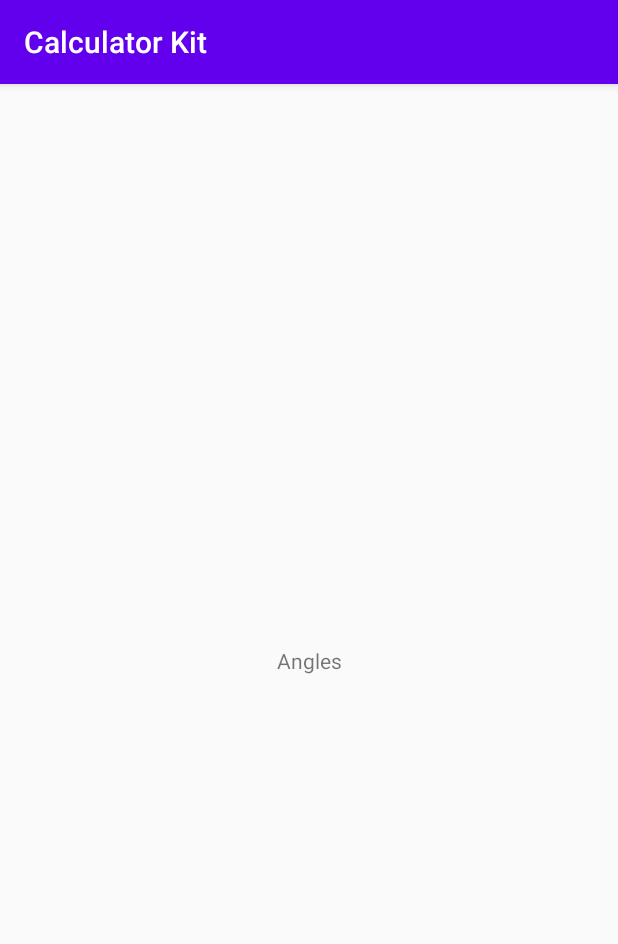
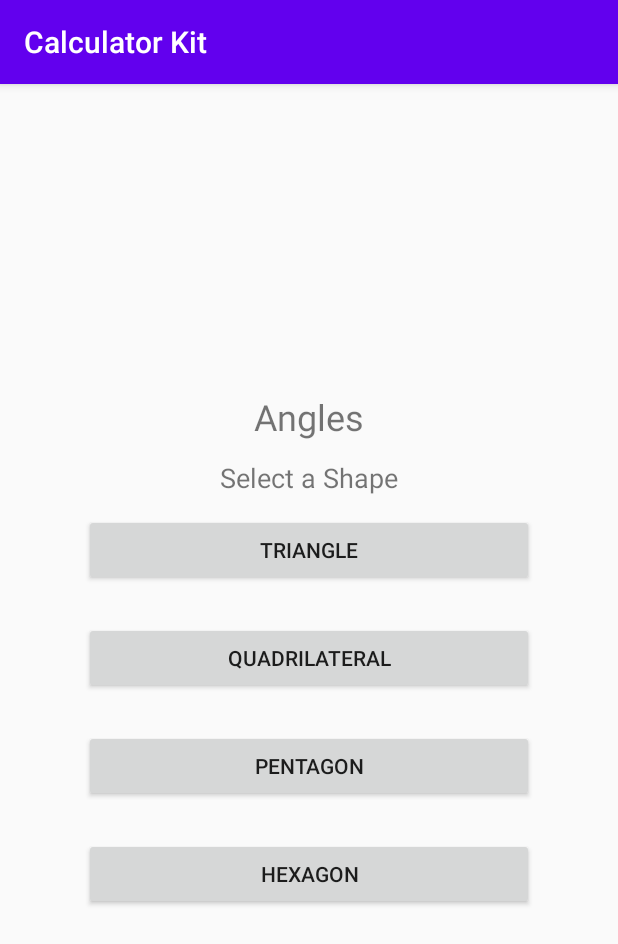
Before and after one commit to Joel5212/Calculator-Kit, an Android app: the AnglesActivity screen opened directly, with no data from a screen before it, on a phone screen of 412 x 824 dp. Shown: the top 944 px of the screen. Run offline under Robolectric (Android 15) with nearby library versions, the phone set to English and light mode, and no system bars.

Commit message:
Added buttons and screens for Angles Calculator; refactored onClickListeners

```diff
--- a/app/src/main/AndroidManifest.xml
+++ b/app/src/main/AndroidManifest.xml
@@ -24,6 +24,10 @@
         <activity android:name=".IntersectionsActivity"></activity>
         <activity android:name=".DistanceActivity"></activity>
         <activity android:name=".AnglesActivity"></activity>
+        <activity android:name=".AnglesTriangleActivity"></activity>
+        <activity android:name=".AnglesQuadrilateralActivity"></activity>
+        <activity android:name=".AnglesPentagonActivity"></activity>
+        <activity android:name=".AnglesHexagonActivity"></activity>
     </application>
 
 </manifest>
--- a/app/src/main/java/group1/android/calculatorkit/AnglesActivity.java
+++ b/app/src/main/java/group1/android/calculatorkit/AnglesActivity.java
@@ -1,13 +1,48 @@
 package group1.android.calculatorkit;
 
+import android.app.Activity;
+import android.content.Intent;
 import android.os.Bundle;
 import android.support.annotation.Nullable;
 import android.support.v7.app.AppCompatActivity;
+import android.view.View;
+import android.widget.Button;
 
 public class AnglesActivity extends AppCompatActivity {
+
+    Button btnAnglesTriangle;
+    Button btnAnglesQuadrilateral;
+    Button btnAnglesPentagon;
+    Button btnAnglesHexagon;
+
     @Override
     protected void onCreate(@Nullable Bundle savedInstanceState) {
         super.onCreate(savedInstanceState);
         setContentView(R.layout.activity_angles);
+
+        btnAnglesTriangle = findViewById(R.id.btnAngleTriangle);
+        btnAnglesQuadrilateral = findViewById(R.id.btnAngleQuadrilateral);
+        btnAnglesPentagon = findViewById(R.id.btnAnglePentagon);
+        btnAnglesHexagon = findViewById(R.id.btnAngleHexagon);
+
+        btnAnglesTriangle.setOnClickListener(v -> {
+            Intent i = new Intent(AnglesActivity.this, AnglesTriangleActivity.class);
+            startActivity(i);
+        });
+
+        btnAnglesQuadrilateral.setOnClickListener(v -> {
+            Intent i = new Intent(AnglesActivity.this, AnglesQuadrilateralActivity.class);
+            startActivity(i);
+        });
+
+        btnAnglesPentagon.setOnClickListener(v -> {
+            Intent i = new Intent(AnglesActivity.this, AnglesPentagonActivity.class);
+            startActivity(i);
+        });
+
+        btnAnglesHexagon.setOnClickListener(v -> {
+            Intent i = new Intent(AnglesActivity.this, AnglesHexagonActivity.class);
+            startActivity(i);
+        });
     }
 }
--- /dev/null
+++ b/app/src/main/res/layout-land/activity_angles.xml
@@ -0,0 +1,66 @@
+<?xml version="1.0" encoding="utf-8"?>
+<LinearLayout xmlns:android="http://schemas.android.com/apk/res/android"
+    xmlns:tools="http://schemas.android.com/tools"
+    android:layout_width="match_parent"
+    android:layout_height="match_parent"
+    android:gravity="center"
+    android:orientation="vertical">
+
+    <TextView
+        android:layout_width="wrap_content"
+        android:layout_height="wrap_content"
+        android:layout_gravity="center_horizontal"
+        android:layout_marginBottom="12dp"
+        android:textSize="24dp"
+        android:text="@string/angles" />
+
+    <TextView
+        android:layout_width="wrap_content"
+        android:layout_height="wrap_content"
+        android:gravity="center"
+        android:textSize="18dp"
+        android:text="@string/select_a_shape" />
+
+
+    <LinearLayout
+        android:layout_width="wrap_content"
+        android:layout_height="wrap_content"
+        android:layout_gravity="center_vertical|center_horizontal">
+
+        <Button
+            android:id="@+id/btnAngleTriangle"
+            android:layout_width="300dp"
+            android:layout_height="wrap_content"
+            android:layout_margin="12dp"
+            android:text="@string/triangle" />
+
+        <Button
+            android:id="@+id/btnAngleQuadrilateral"
+            android:layout_width="300dp"
+            android:layout_height="wrap_content"
+            android:layout_margin="12dp"
+            android:text="@string/quadrilateral" />
+
+    </LinearLayout>
+
+    <LinearLayout
+        android:layout_width="wrap_content"
+        android:layout_height="wrap_content"
+        android:layout_gravity="center_vertical|center_horizontal">
+
+        <Button
+            android:id="@+id/btnAnglePentagon"
+            android:layout_width="300dp"
+            android:layout_height="wrap_content"
+            android:layout_margin="12dp"
+            android:text="@string/pentagon" />
+
+        <Button
+            android:id="@+id/btnAngleHexagon"
+            android:layout_width="300dp"
+            android:layout_height="wrap_content"
+            android:layout_margin="12dp"
+            android:text="@string/hexagon" />
+
+    </LinearLayout>
+</LinearLayout>
--- a/app/src/main/res/layout/activity_angles.xml
+++ b/app/src/main/res/layout/activity_angles.xml
@@ -1,17 +1,52 @@
 <?xml version="1.0" encoding="utf-8"?>
-<android.support.constraint.ConstraintLayout
-    xmlns:android="http://schemas.android.com/apk/res/android"
-    xmlns:app="http://schemas.android.com/apk/res-auto"
+<LinearLayout xmlns:android="http://schemas.android.com/apk/res/android"
+    xmlns:tools="http://schemas.android.com/tools"
     android:layout_width="match_parent"
-    android:layout_height="match_parent">
+    android:layout_height="match_parent"
+    android:gravity="center"
+    android:orientation="vertical">
 
     <TextView
         android:layout_width="wrap_content"
         android:layout_height="wrap_content"
-        android:text="Angles"
-        app:layout_constraintBottom_toBottomOf="parent"
-        app:layout_constraintEnd_toEndOf="parent"
-        app:layout_constraintStart_toStartOf="parent"
-        app:layout_constraintTop_toTopOf="parent" />
+        android:gravity="center"
+        android:layout_marginBottom="12dp"
+        android:textSize="24dp"
+        android:text="@string/angles" />
 
-</android.support.constraint.ConstraintLayout>
+    <TextView
+        android:layout_width="wrap_content"
+        android:layout_height="wrap_content"
+        android:gravity="center"
+        android:textSize="18dp"
+        android:text="@string/select_a_shape" />
+
+    <Button
+        android:id="@+id/btnAngleTriangle"
+        android:layout_width="300dp"
+        android:layout_height="wrap_content"
+        android:layout_margin="12dp"
+        android:text="@string/triangle" />
+
+    <Button
+        android:id="@+id/btnAngleQuadrilateral"
+        android:layout_width="300dp"
+        android:layout_height="wrap_content"
+        android:layout_margin="12dp"
+        android:text="@string/quadrilateral" />
+
+    <Button
+        android:id="@+id/btnAnglePentagon"
+        android:layout_width="300dp"
+        android:layout_height="wrap_content"
+        android:layout_margin="12dp"
+        android:text="@string/pentagon" />
+
+    <Button
+        android:id="@+id/btnAngleHexagon"
+        android:layout_width="300dp"
+        android:layout_height="wrap_content"
+        android:layout_margin="12dp"
+        android:text="@string/hexagon" />
+
+</LinearLayout>
--- a/app/src/main/res/values/strings.xml
+++ b/app/src/main/res/values/strings.xml
@@ -8,4 +8,9 @@
     <string name="intersections">Intersections</string>
     <string name="distance">Distance</string>
     <string name="angles">Angles</string>
+    <string name="select_a_shape">Select a Shape</string>
+    <string name="triangle">Triangle</string>
+    <string name="quadrilateral">Quadrilateral</string>
+    <string name="pentagon">Pentagon</string>
+    <string name="hexagon">Hexagon</string>
 </resources>
```
Also changed, not shown: app/src/main/java/group1/android/calculatorkit/AnglesHexagonActivity.java (added, +13 -0 lines), app/src/main/java/group1/android/calculatorkit/AnglesPentagonActivity.java (added, +13 -0 lines), app/src/main/java/group1/android/calculatorkit/AnglesQuadrilateralActivity.java (added, +13 -0 lines), app/src/main/java/group1/android/calculatorkit/AnglesTriangleActivity.java (added, +13 -0 lines), app/src/main/java/group1/android/calculatorkit/GeometryCalculatorActivity.java (+4 -16 lines), app/src/main/java/group1/android/calculatorkit/MainActivity.java (+4 -16 lines), app/src/main/res/layout/activity_angles_hexagon.xml (added, +17 -0 lines), app/src/main/res/layout/activity_angles_pentagon.xml (added, +17 -0 lines), app/src/main/res/layout/activity_angles_quadrilateral.xml (added, +17 -0 lines), app/src/main/res/layout/activity_angles_triangle.xml (added, +17 -0 lines), 1 other file.
